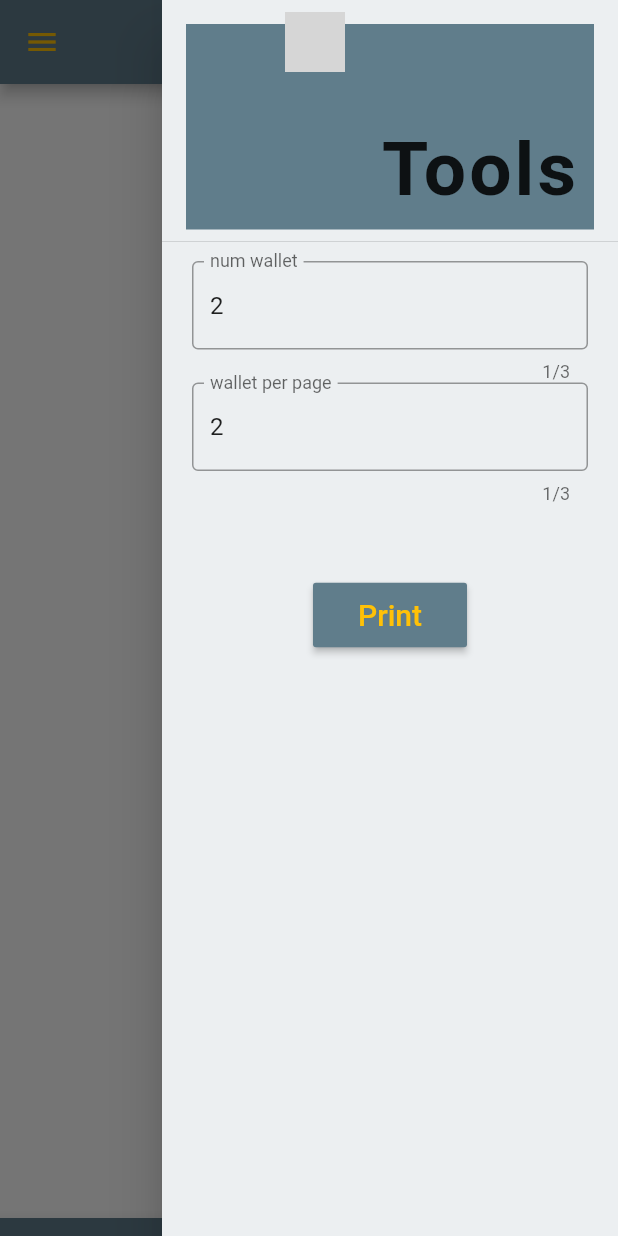
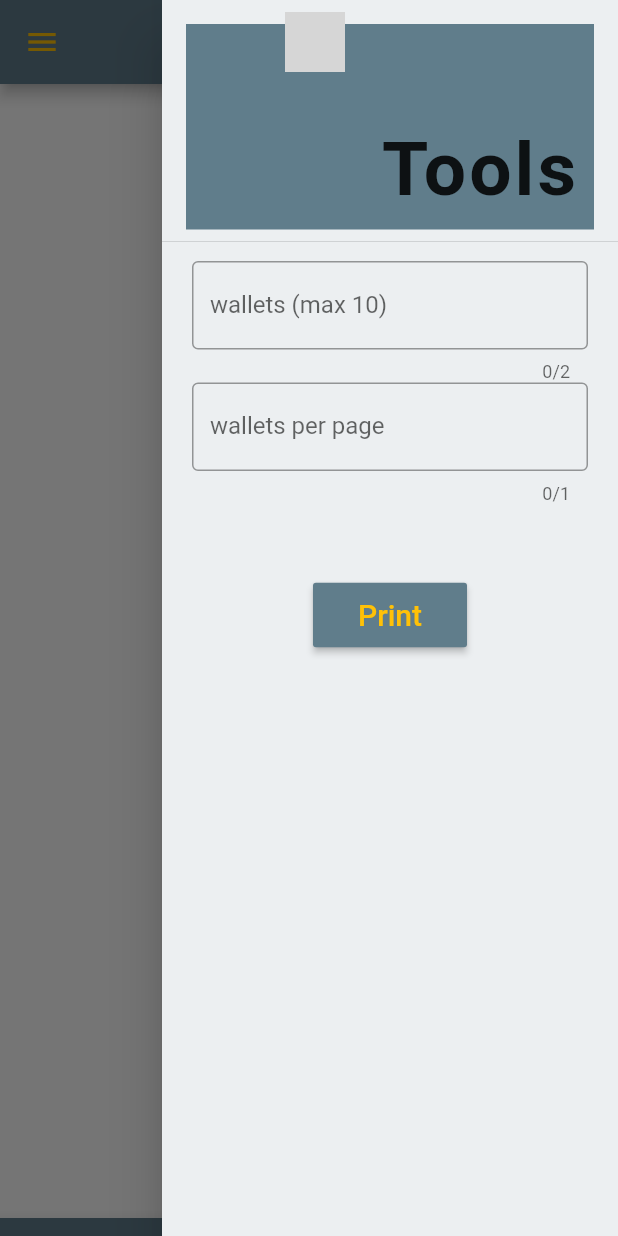
Before and after one commit to ejfhp/bitonpaper, a Flutter app: the BOP screen opened by its route, after a tap on the "menu" icon, after a tap on "Print", on a phone screen of 412 x 824 dp. Run offline on Flutter 3.47's test engine with Material 2 defaults, Android fonts, the phone set to English and light mode, and no system bars; our stand-ins replace pdf, printing, qr_flutter; missing offline and left inert: dartsv; network calls fail; grey boxes are pictures that could not be loaded.

Commit message:
Fix print.

```diff
--- a/flutter/lib/BOPState.dart
+++ b/flutter/lib/BOPState.dart
@@ -18,8 +18,8 @@ class BOPState extends State<BOP> {
 
   BOPState() {
     this._selected = this._defaultArt;
-    this.numWalletsController = TextEditingController.fromValue(TextEditingValue(text: "2"));
-    this.walletsPerPageController = TextEditingController.fromValue(TextEditingValue(text: "2"));
+    this.numWalletsController = TextEditingController();
+    this.walletsPerPageController = TextEditingController();
     retrieveArts(this, "./img");
   }
 
@@ -30,16 +30,23 @@ class BOPState extends State<BOP> {
 
   void setSelected(String sel) {
     _selected = sel;
-    refreshWallet(1);
+    refreshWallet();
   }
 
-  Future<void> refreshWallet(int numWallets) async {
+  Future<void> refreshWallet() async {
     Art art = this.getSelectedArt();
     if (art == null) {
       return;
     }
     this._wallets.clear();
     this._qrs.clear();
+    await addWallet(1);
+    setState(() {});
+  }
+
+  Future<void> addWallet(int numWallets) async {
+    print("addWallet: " + numWallets.toString());
+    Art art = this.getSelectedArt();
     for (int i = 0; i < numWallets; i++) {
       Wallet w = Wallet();
       w.adImg = await Rasterizer.toImg(
@@ -50,15 +57,26 @@ class BOPState extends State<BOP> {
       w.adQr = await Rasterizer.toQrCodeImg(text: w.publicAddress, size: art.pkQr.size, fgColor: art.pkQr.fgcolor, bgColor: art.pkQr.bgcolor);
       this._wallets.add(w);
     }
-    setState(() {});
   }
 
   Future<void> printWallets() async {
-    int numWallets = int.parse(numWalletsController.text);
-    int walletsPP = int.parse(walletsPerPageController.text);
-    print("Num wallets to print:" + numWallets.toString());
-    print("Num wallets per page:" + walletsPP.toString());
-    await refreshWallet(numWallets);
+    String numWTxt = numWalletsController.text;
+    String wPpTxt = walletsPerPageController.text;
+    if (numWTxt.isEmpty || wPpTxt.isEmpty) {
+      return;
+    }
+    int numWallets = int.parse(numWTxt);
+    int walletsPP = int.parse(wPpTxt);
+    if (numWallets < 1 || numWallets > 10) {
+      numWalletsController.text = "2";
+      return;
+    }
+    if (walletsPP < 1) {
+      walletsPerPageController.text = "2";
+      return;
+    }
+    int missing = numWallets - this._wallets.length;
+    await addWallet(missing);
     await PDFGenerator.toPDF(art: this.getSelectedArt(), wallets: _wallets, walletspp: walletsPP);
   }
 
@@ -86,7 +104,7 @@ class BOPState extends State<BOP> {
       _arts.putIfAbsent(name, () => art);
     });
     if (name == _defaultArt) {
-      this.refreshWallet(1);
+      this.refreshWallet();
     }
   }
 }
--- a/flutter/lib/toolMenu.dart
+++ b/flutter/lib/toolMenu.dart
@@ -1,6 +1,6 @@
 import 'package:flutter/material.dart';
+import 'package:flutter/services.dart';
 import 'BOPState.dart';
-import 'print.dart';
 
 class ToolMenuInh extends InheritedWidget {
   final BOPState state;
@@ -51,19 +51,21 @@ class ToolMenu extends StatelessWidget {
         child: Column(
           children: [
             TextField(
+              inputFormatters: [FilteringTextInputFormatter.digitsOnly],
               controller: state.numWalletsController,
-              maxLength: 3,
+              maxLength: 2,
               decoration: InputDecoration(
                 border: OutlineInputBorder(),
-                labelText: "num wallet",
+                labelText: "wallets (max 10)",
               ),
             ),
             TextField(
+              inputFormatters: [FilteringTextInputFormatter.digitsOnly],
               controller: state.walletsPerPageController,
-              maxLength: 3,
+              maxLength: 1,
               decoration: InputDecoration(
                 border: OutlineInputBorder(),
-                labelText: "wallet per page",
+                labelText: "wallets per page",
               ),
             ),
             Container(
```
Also changed, not shown: flutter/lib/print.dart (+14 -11 lines), 4 other files.
